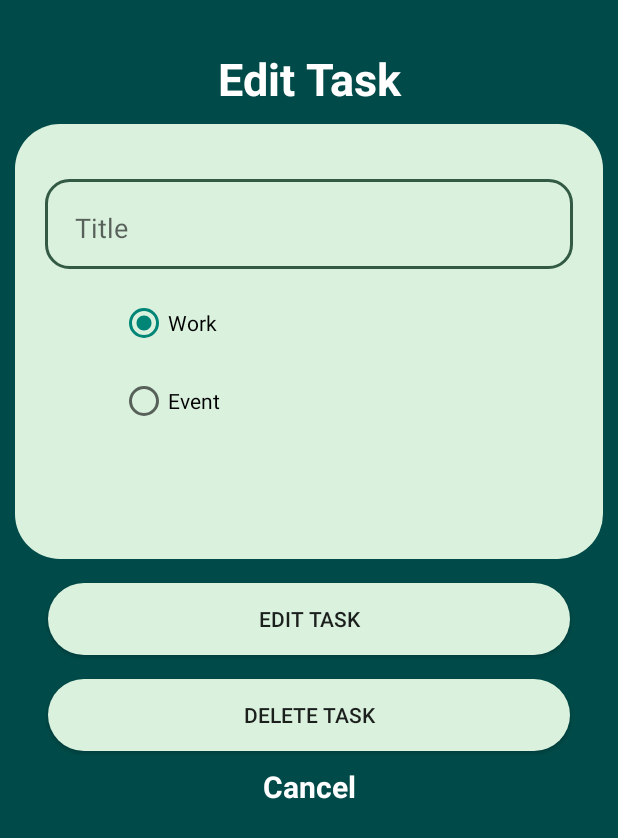
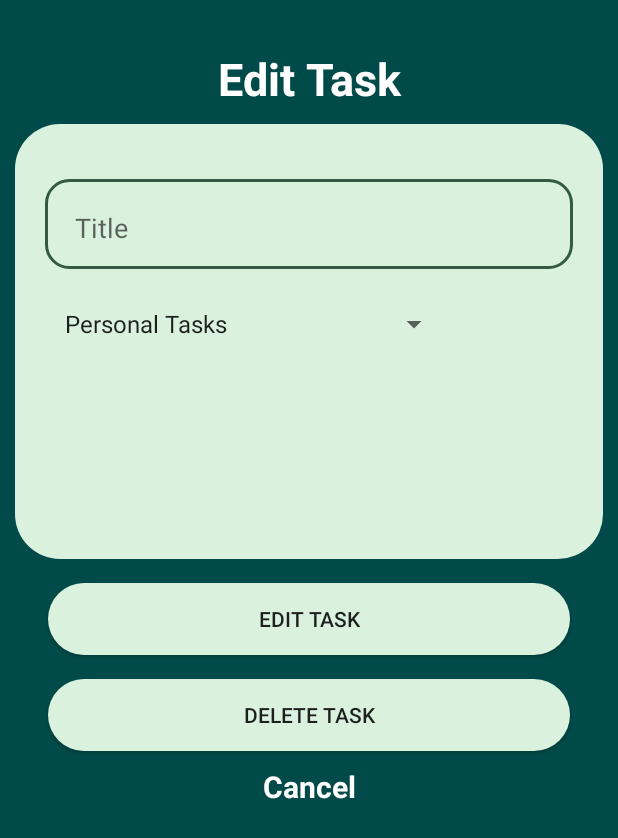
Before and after one commit to supermonkey62/MAD-Assignment, an Android app: the EditTask screen opened directly, with no data from a screen before it, on a phone screen of 412 x 824 dp. Shown: the top 838 px of the screen. Run offline under Robolectric (Android 15) with nearby library versions, the light colour scheme and no system bars; our stand-ins replace Firebase (no records; nobody signed in at launch, a user with empty details on screens opened directly); Roboto replaces fonts that are not available here.

Commit message:
Added Category Spinner in Edit Task

```diff
--- a/app/src/main/java/sg/edu/np/mad/team5MADAssignmentOnTask/EditTask.java
+++ b/app/src/main/java/sg/edu/np/mad/team5MADAssignmentOnTask/EditTask.java
@@ -6,10 +6,12 @@ import androidx.appcompat.app.AppCompatActivity;
 import android.os.Bundle;
 import android.util.Log;
 import android.view.View;
+import android.widget.ArrayAdapter;
 import android.widget.Button;
 import android.widget.EditText;
 import android.widget.RadioButton;
 import android.widget.RadioGroup;
+import android.widget.Spinner;
 import android.widget.TextView;
 import android.widget.Toast;
 
@@ -31,6 +33,8 @@ public class EditTask extends AppCompatActivity {
     Button deleteButton;
 
     Boolean status;
+
+    Spinner category;
 
     DatabaseReference userTask;
     float existingTimeSpent;
@@ -54,9 +58,16 @@ public class EditTask extends AppCompatActivity {
         Button editTask = findViewById(R.id.edittaskbutton);
         deleteButton = findViewById(R.id.deleteTaskButton);
         cancelText = findViewById(R.id.canceltasktext);
+        category = findViewById(R.id.catspinneredit);
 
         taskDate.setText(selectedDate);
         titleEdit.setText(title);
+
+        String[] categories = {"Personal Tasks", "School Task", "Assignments", "Projects", "Errands and Shopping Tasks", "Health and Fitness Tasks"};
+
+        ArrayAdapter<String> adapter = new ArrayAdapter<>(this, android.R.layout.simple_spinner_item, categories);
+        adapter.setDropDownViewResource(android.R.layout.simple_spinner_dropdown_item);
+        category.setAdapter(adapter);
         // Load the database
 
 
@@ -64,7 +75,7 @@ public class EditTask extends AppCompatActivity {
         editTask.setOnClickListener(new View.OnClickListener() {
             @Override
             public void onClick(View v) {
-
+                String selectedCategory = category.getSelectedItem().toString();
                 String taskTitle = titleEdit.getText().toString();
                 userTask = FirebaseDatabase.getInstance().getReference("Task");
 
@@ -78,7 +89,7 @@ public class EditTask extends AppCompatActivity {
                             int existingsession = existingtask.getSessions();
                             String category = existingtask.getCategory();
                             Log.v("Username", tag);
-                            Task newTask = new Task(username, taskTitle, selectedDate, tag, status, existingTimeSpent,existingsession,category,false);
+                            Task newTask = new Task(username, taskTitle, selectedDate, tag, status, existingTimeSpent,existingsession,selectedCategory,false);
                             userTask.child(tag).setValue(newTask);
                             finish();
 
--- a/app/src/main/java/sg/edu/np/mad/team5MADAssignmentOnTask/TaskAnalysis.java
+++ b/app/src/main/java/sg/edu/np/mad/team5MADAssignmentOnTask/TaskAnalysis.java
@@ -49,6 +49,8 @@ public class TaskAnalysis extends AppCompatActivity implements TaskDataHolder.Ta
         categoryColors = createCategoryColors();
 
         TaskDataHolder.getInstance().fetchUserTasks(username, this);
+
+
 
     }
 
@@ -113,6 +115,7 @@ public class TaskAnalysis extends AppCompatActivity implements TaskDataHolder.Ta
         BarChart barChart = findViewById(R.id.Barchart1);
         barChart.setData(barData);
         barChart.setTouchEnabled(false);
+        barChart.getDescription().setText("Time Spent by Category");
 
         // Hide X-axis labels
         XAxis xAxis = barChart.getXAxis();
@@ -198,8 +201,8 @@ public class TaskAnalysis extends AppCompatActivity implements TaskDataHolder.Ta
         // Get the BarChart reference and set the data
         BarChart barChartAverageSessionsPerCategory = findViewById(R.id.barChartAverageSessionsPerCategory);
         barChartAverageSessionsPerCategory.setData(barData);
-        barChartAverageSessionsPerCategory.getDescription().setEnabled(false);
         barChartAverageSessionsPerCategory.setTouchEnabled(false);
+        barChartAverageSessionsPerCategory.getDescription().setText("Average number of Sessions by Category");
 
         // Hide X-axis labels
         XAxis xAxis = barChartAverageSessionsPerCategory.getXAxis();
@@ -289,6 +292,8 @@ public class TaskAnalysis extends AppCompatActivity implements TaskDataHolder.Ta
         pieChart.setEntryLabelTextSize(0f);
         pieChart.getLegend().setEnabled(true);
         pieChart.setTouchEnabled(false);
+        pieChart.getDescription().setText("Number of Completed Tasks by Category");
+
 
         // Refresh the chart
         pieChart.invalidate();
@@ -342,7 +347,7 @@ public class TaskAnalysis extends AppCompatActivity implements TaskDataHolder.Ta
         // Get the LineChart reference and set the data
         LineChart lineChart = findViewById(R.id.lineChart);
         lineChart.setData(lineData);
-        lineChart.getDescription().setEnabled(false);
+        lineChart.getDescription().setText("Number of Completed Tasks each Month");
 
         // Customize x-axis labels
         XAxis xAxis = lineChart.getXAxis();
@@ -442,7 +447,7 @@ public class TaskAnalysis extends AppCompatActivity implements TaskDataHolder.Ta
         // Get the BarChart reference and set the data
         BarChart barChartAverageTimePerCategory = findViewById(R.id.barChartAverageTimePerCategory);
         barChartAverageTimePerCategory.setData(barData);
-        barChartAverageTimePerCategory.getDescription().setEnabled(false);
+        barChartAverageTimePerCategory.getDescription().setText("Average Time By Category");
         barChartAverageTimePerCategory.setTouchEnabled(false);
 
         // Hide X-axis labels
--- a/app/src/main/res/layout/activity_edit_task.xml
+++ b/app/src/main/res/layout/activity_edit_task.xml
@@ -93,32 +93,7 @@
         android:layout_height="wrap_content"
         app:layout_constraintTop_toBottomOf="@id/titlebox"
         app:layout_constraintLeft_toLeftOf="@id/whitebox"
-        android:layout_marginLeft="30dp">
-
-        <RadioButton
-            android:id="@+id/workButton"
-            android:layout_width="wrap_content"
-            android:layout_height="wrap_content"
-            android:text="Work"
-            tools:layout_editor_absoluteX="47dp"
-            tools:layout_editor_absoluteY="331dp"
-            app:layout_constraintTop_toBottomOf="@id/titlebox"
-            android:layout_marginTop="20dp"
-            app:layout_constraintStart_toStartOf="parent"
-            android:layout_marginStart="50dp"
-            android:checked="true"
-            />
-
-        <RadioButton
-            android:id="@+id/eventButton"
-            android:layout_width="wrap_content"
-            android:layout_height="wrap_content"
-            android:text="Event"
-            app:layout_constraintTop_toBottomOf="@id/workButton"
-            android:layout_marginTop="20dp"
-            app:layout_constraintStart_toStartOf="parent"
-            android:layout_marginStart="50dp" />
-    </RadioGroup>
+        android:layout_marginLeft="30dp"/>
 
     <Button
         android:id="@+id/edittaskbutton"
@@ -145,6 +120,15 @@
         android:background="@drawable/white_square_with_rounded_corners"
         app:backgroundTint="@color/button_colour"
         />
+    <Spinner
+        android:id="@+id/catspinneredit"
+        android:layout_width="wrap_content"
+        android:layout_height="48dp"
+        app:layout_constraintTop_toBottomOf="@+id/titleEdit"
+        app:layout_constraintStart_toStartOf="@id/whitebox"
+        android:layout_marginLeft="35dp"
+        android:layout_marginTop="28dp"
+        />
 
 
 
```
